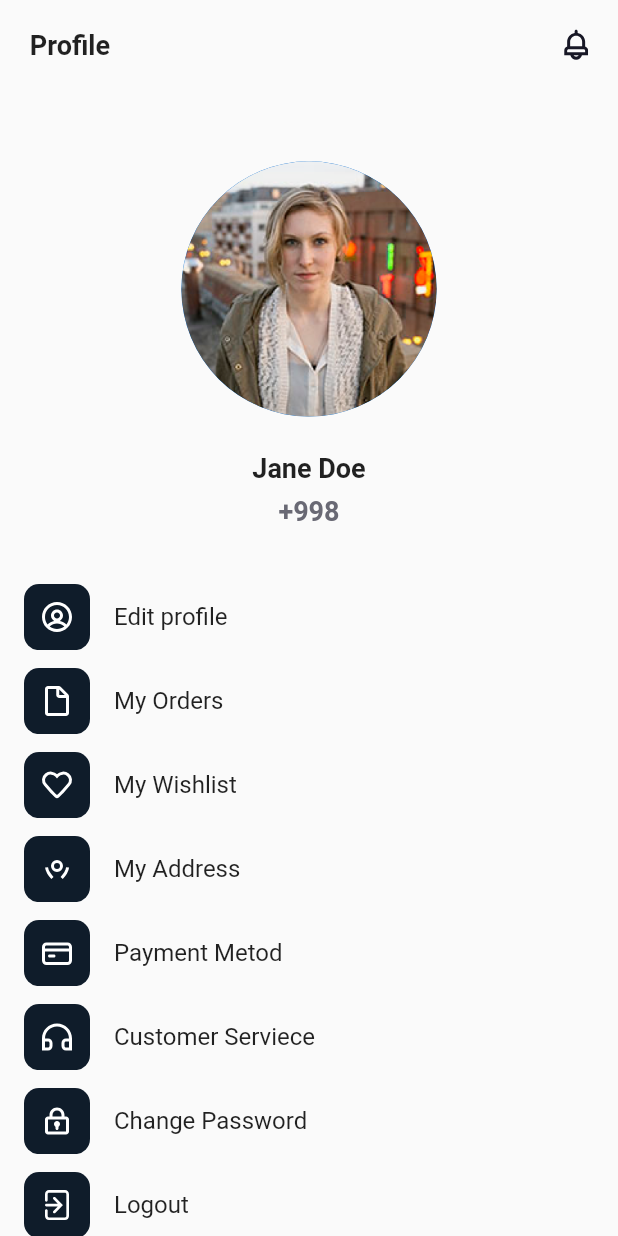
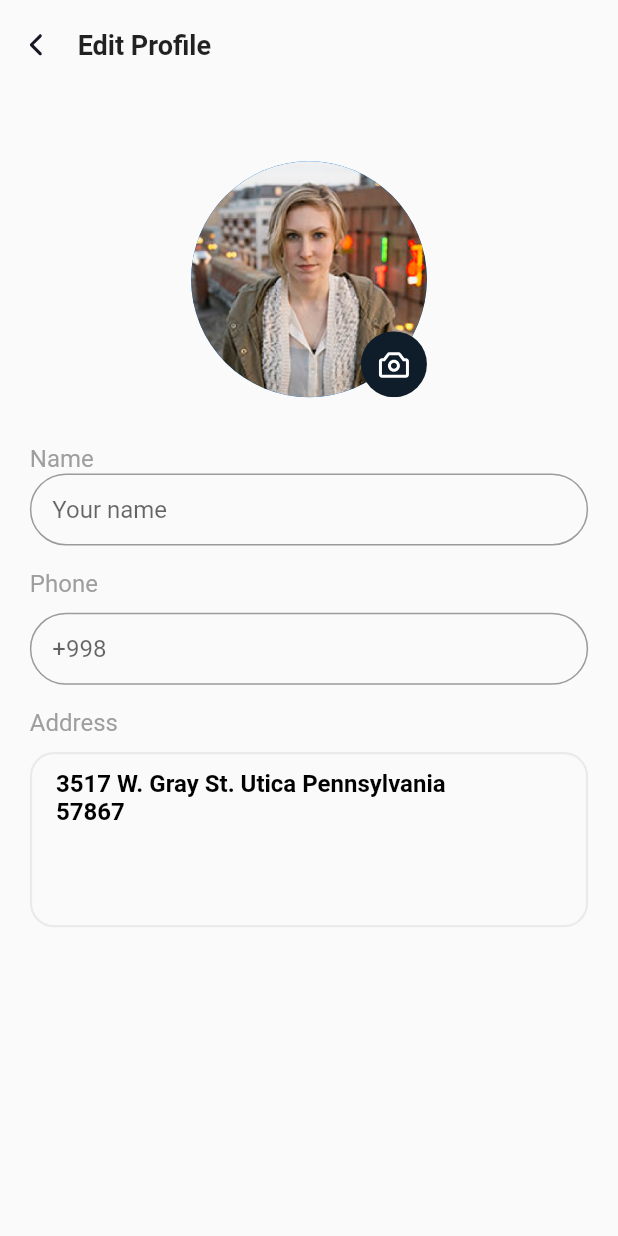
Before and after one commit to Otabek66/organico, a Flutter app: the ProfileView screen opened directly, after a tap on "Edit profile", on a phone screen of 412 x 824 dp. Run offline on Flutter 3.47's test engine with Material 2 defaults, Android fonts, the phone set to English and light mode, and no system bars; our stand-ins replace bloc, connectivity_plus, flutter_bloc, flutter_svg.

Commit message:
edit profile view updated

```diff
--- a/lib/config/routes/routes.dart
+++ b/lib/config/routes/routes.dart
@@ -6,6 +6,7 @@ import 'package:organico/screens/authentication/view/reset_password.dart';
 import 'package:organico/screens/authentication/view/sign_in_view.dart';
 import 'package:organico/screens/authentication/view/splash_view.dart';
 import 'package:organico/screens/main/view/main_view.dart';
+import 'package:organico/screens/profile/view/edit_profile.dart';
 
 class Routes{
   static final Routes _instance = Routes._init();
@@ -30,6 +31,8 @@ class Routes{
       return route(ResetPasswordView());
        case '/main':
       return route(MainView());
+       case '/editProfile':
+      return route(ProfileEditView());
 
     }
   }
--- a/lib/core/constants/colors/color_const.dart
+++ b/lib/core/constants/colors/color_const.dart
@@ -10,5 +10,6 @@ class ColorConst {
   static const Color ktextDarkGrey = Color(0xFF696974);
   static const Color ktextgrey = Color(0xFF92929D);
   static Color knavigationUnpressed = Color(0xFF696974);
+  static Color kcontainerBorder = Color(0xFFEAEAEA);
 static Color knavigationPressed = Color(0xFF0F1C2A);
 }
--- a/lib/core/constants/fonts/font_style.dart
+++ b/lib/core/constants/fonts/font_style.dart
@@ -15,6 +15,7 @@ class FStyles {
   static const TextStyle headline5b = TextStyle(fontSize: FSize.ksmall,color: Colors.grey);
   static const TextStyle headline5s = TextStyle(fontSize: FSize.ksmall,color: ColorConst.ktextDarkGrey);
   static  TextStyle headline5priblack = TextStyle(fontSize: FSize.ksmall,color: ColorConst.ktextBlack1);
+  static  TextStyle headline5textBlack = TextStyle(fontSize: FSize.ksmall,color: ColorConst.ktextBlack,fontWeight: FontWeight.w700);
   static  TextStyle headline5prigreen = TextStyle(fontSize: FSize.ksmall,color: ColorConst.ktextGreen);
   static  TextStyle headline5feb = TextStyle(fontSize: FSize.ksmall,color: ColorConst.kelevatedButtonTWhite);
   static const TextStyle headline6 = TextStyle(fontSize: FSize.kextraSmall);
--- a/lib/main.dart
+++ b/lib/main.dart
@@ -25,7 +25,7 @@ class MyApp extends StatelessWidget {
       theme: ThemeData(
         primarySwatch: Colors.blue,
       ),
-       initialRoute: "/signIn",
+       initialRoute: "/main",
           onGenerateRoute: Routes.instance.onGenerateRoute,
           navigatorKey: NavigationService.instance.navigatorKey,
     );
--- a/lib/screens/profile/view/edit_profile.dart
+++ b/lib/screens/profile/view/edit_profile.dart
@@ -1,13 +1,108 @@
 import 'package:flutter/material.dart';
+import 'package:flutter_bloc/flutter_bloc.dart';
+import 'package:flutter_svg/svg.dart';
+import 'package:organico/config/init/navigation_servise.dart';
 import 'package:organico/core/base/base.dart';
+import 'package:organico/core/components/form_filed_decoration.dart';
+import 'package:organico/core/constants/colors/color_const.dart';
+import 'package:organico/core/constants/fonts/font_style.dart';
+import 'package:organico/core/constants/icons/icons_const.dart';
+import 'package:organico/core/extension/context_extension.dart';
+import 'package:organico/screens/authentication/cubit/auth_cubit.dart';
+import 'package:organico/widgets/appbar/appbar_widget.dart';
 
 class ProfileEditView extends StatelessWidget {
   const ProfileEditView({Key? key}) : super(key: key);
 
   @override
   Widget build(BuildContext context) {
-    return BaseView(viewModal: ProfileEditView, onPageBuildre: (context,widget)=>scaffold(context));
+    return BaseView(
+        viewModal: ProfileEditView,
+        onPageBuildre: (context, widget) => scaffold(context));
   }
 
-  Scaffold scaffold(BuildContext context) => Scaffold();
+  Scaffold scaffold(BuildContext context) => Scaffold(
+        body: SafeArea(
+          child: Column(
+            children: [
+              AppBarWidget(
+                leading: InkWell(
+                    child: IconConst.leftButton,
+                    onTap: () {
+                      Navigator.pop(context);
+                    }),
+                center: const Text(
+                  "Edit Profile",
+                  style: FStyles.headline4b,
+                ),
+              ),
+              sizedBox(48, context),
+              SizedBox(
+                height: context.h * 171,
+                width: context.h * 171,
+                child: Stack(
+                  children: [
+                    CircleAvatar(
+                      radius: context.w * 85.5,
+                      foregroundImage:
+                          AssetImage("assets/profile/images/avatar.png"),
+                    ),
+                    Positioned(
+                      right: 0,
+                      bottom: 0,
+                      child:
+                          SvgPicture.asset("assets/profile/icons/camera.svg"),
+                    ),
+                  ],
+                ),
+              ),
+              sizedBox(32, context),
+              SizedBox(
+                width: context.width,
+                height: context.h * 500,
+                child: Padding(
+                  padding: EdgeInsets.symmetric(horizontal: context.w * 20),
+                  child: Column(
+                      crossAxisAlignment: CrossAxisAlignment.start,
+                      children: [
+                        const Text("Name", style: FStyles.headline5b),
+                        TextFormField(
+                          decoration: FormFiledDecor.decor("Your name"),
+                        ),
+                        sizedBox(16, context),
+                        const Text("Phone", style: FStyles.headline5b),
+                        sizedBox(10, context),
+                        TextFormField(
+                          decoration: FormFiledDecor.decor(context
+                              .watch<AuthCubit>()
+                              .phoneNumberController
+                              .text),
+                        ),
+                        sizedBox(16, context),
+                        const Text("Address", style: FStyles.headline5b),
+                        sizedBox(10, context),
+                        Container(
+                          width: context.width,
+                          height: context.h * 127,
+                          decoration: BoxDecoration(
+                            borderRadius: BorderRadius.circular(16),
+
+                            border: Border.all(width: 1.5,color: ColorConst.kcontainerBorder,),
+
+                          ),
+                          child: Padding(
+                            padding: EdgeInsets.only(top: context.w * 10,left: context.w * 16,right: context.w * 16),
+                            child: Text("3517 W. Gray St. Utica Pennsylvania \n57867", style: FStyles.headline5textBlack,),
+                          ),
+                        )
+                      ]),
+                ),
+              ),
+            ],
+          ),
+        ),
+      );
+  SizedBox sizedBox(double size, BuildContext context) => SizedBox(
+        height: context.w * size,
+      );
 }
--- a/lib/screens/profile/view/profile_view.dart
+++ b/lib/screens/profile/view/profile_view.dart
@@ -1,6 +1,7 @@
 import 'package:flutter/material.dart';
 import 'package:flutter_bloc/flutter_bloc.dart';
 import 'package:flutter_svg/svg.dart';
+import 'package:organico/config/init/navigation_servise.dart';
 import 'package:organico/core/base/base.dart';
 import 'package:organico/core/constants/fonts/font_style.dart';
 import 'package:organico/core/constants/icons/icons_const.dart';
@@ -47,7 +48,7 @@ class ProfileView extends StatelessWidget {
                 title: Text(context.watch<ProfileCubit>().profile[ind].name),
                 onTap: (){
                   if(ind==0){
-
+                       NavigationService.instance.pushNamed("/editProfile");
                   }
                 },
 
```
Also changed, not shown: assets/profile/icons/camera.svg (added).
